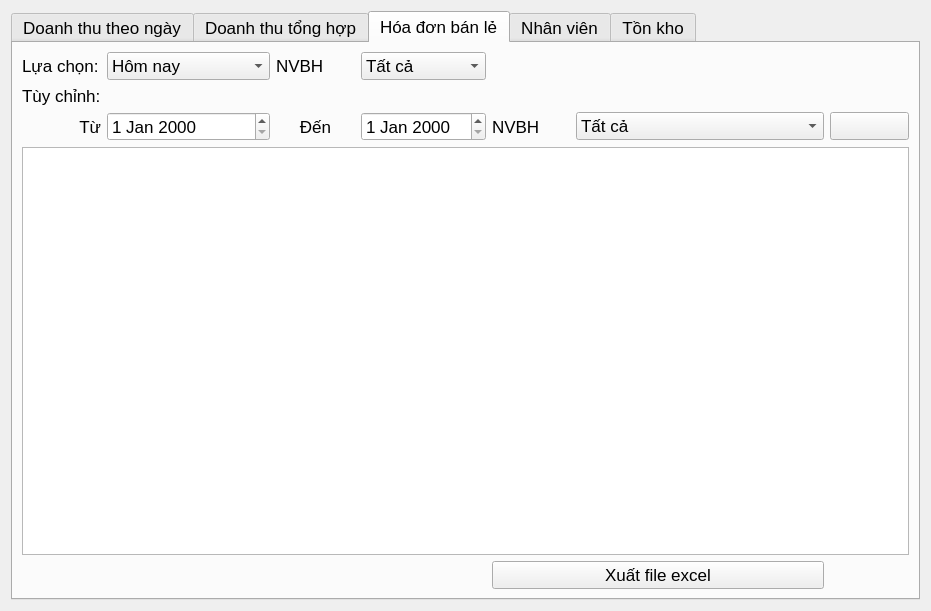
Qt form reports.ui (suofujita/nekolibro) before a commit.
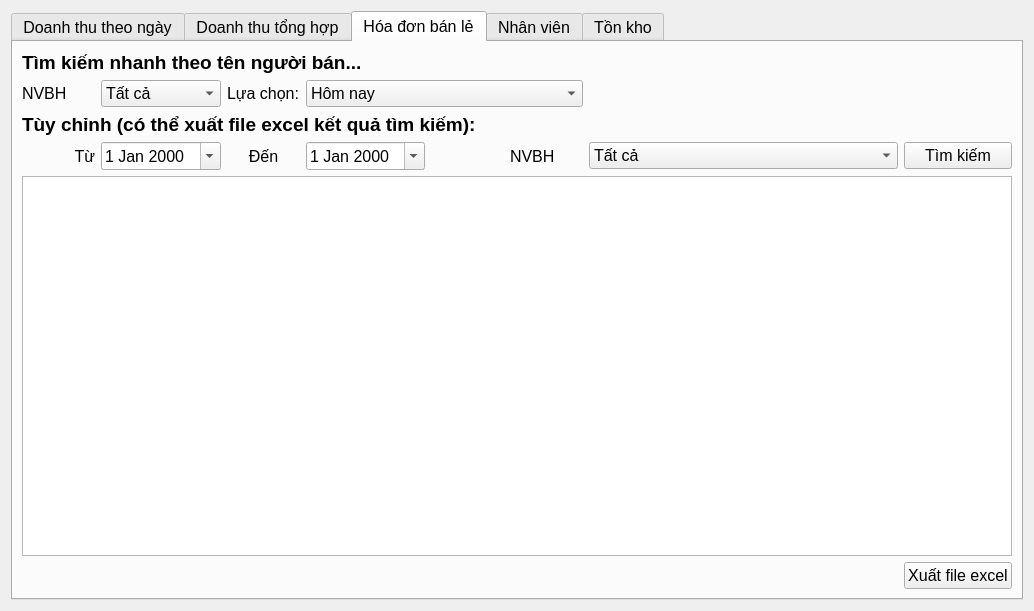
The same form after that commit. The open tabs and pages were chosen to show the change. Icons and pictures are not drawn. Custom widgets are drawn as their Qt base class.

Commit message: updated quản lý tài khoản và chi tiết hóa đơn ra file excel

Patch:
```diff
--- a/reports.ui
+++ b/reports.ui
@@ -6,7 +6,7 @@
    <rect>
     <x>0</x>
     <y>0</y>
-    <width>931</width>
+    <width>1034</width>
     <height>611</height>
    </rect>
   </property>
@@ -14,11 +14,11 @@
    <string>Form</string>
   </property>
   <layout class="QGridLayout" name="gridLayout_3">
-   <item row="0" column="0">
+   <item row="0" column="1">
     <widget class="QTabWidget" name="tabWidget">
      <property name="font">
       <font>
-       <pointsize>13</pointsize>
+       <pointsize>12</pointsize>
       </font>
      </property>
      <property name="autoFillBackground">
@@ -259,8 +259,13 @@
        <string>Hóa đơn bán lẻ</string>
       </attribute>
       <layout class="QGridLayout" name="gridLayout_6">
-       <item row="2" column="3">
+       <item row="3" column="2">
         <widget class="QLabel" name="label_11">
+         <property name="font">
+          <font>
+           <pointsize>12</pointsize>
+          </font>
+         </property>
          <property name="text">
           <string>Đến</string>
          </property>
@@ -269,8 +274,13 @@
          </property>
         </widget>
        </item>
-       <item row="2" column="6" colspan="3">
-        <widget class="QComboBox" name="seller">
+       <item row="3" column="6" colspan="4">
+        <widget class="QComboBox" name="seller_2">
+         <property name="font">
+          <font>
+           <pointsize>12</pointsize>
+          </font>
+         </property>
          <item>
           <property name="text">
            <string>Tất cả</string>
@@ -293,24 +303,15 @@
          </item>
         </widget>
        </item>
-       <item row="0" column="0">
-        <widget class="QLabel" name="label">
-         <property name="text">
-          <string>Lựa chọn:</string>
-         </property>
-        </widget>
-       </item>
-       <item row="2" column="5">
-        <widget class="QLabel" name="label_13">
-         <property name="text">
-          <string>NVBH</string>
-         </property>
-        </widget>
-       </item>
-       <item row="2" column="9">
+       <item row="3" column="10">
         <widget class="QPushButton" name="search_bill">
+         <property name="font">
+          <font>
+           <pointsize>12</pointsize>
+          </font>
+         </property>
          <property name="text">
-          <string/>
+          <string>Tìm kiếm</string>
          </property>
          <property name="icon">
           <iconset resource="galeries.qrc">
@@ -324,8 +325,159 @@
          </property>
         </widget>
        </item>
-       <item row="2" column="0">
+       <item row="1" column="3" colspan="3">
+        <widget class="QComboBox" name="select_time_bill">
+         <property name="font">
+          <font>
+           <pointsize>12</pointsize>
+          </font>
+         </property>
+         <item>
+          <property name="text">
+           <string>Hôm nay</string>
+          </property>
+         </item>
+         <item>
+          <property name="text">
+           <string>Hôm qua</string>
+          </property>
+         </item>
+         <item>
+          <property name="text">
+           <string>Tuần này</string>
+          </property>
+         </item>
+         <item>
+          <property name="text">
+           <string>Tuần trước</string>
+          </property>
+         </item>
+         <item>
+          <property name="text">
+           <string>Tháng này</string>
+          </property>
+         </item>
+         <item>
+          <property name="text">
+           <string>Tháng trước</string>
+          </property>
+         </item>
+         <item>
+          <property name="text">
+           <string>3 tháng gần đây</string>
+          </property>
+         </item>
+         <item>
+          <property name="text">
+           <string>6 tháng gần đây</string>
+          </property>
+         </item>
+         <item>
+          <property name="text">
+           <string>Năm nay</string>
+          </property>
+         </item>
+         <item>
+          <property name="text">
+           <string>Năm trước</string>
+          </property>
+         </item>
+        </widget>
+       </item>
+       <item row="0" column="0" colspan="4">
+        <widget class="QLabel" name="label_16">
+         <property name="font">
+          <font>
+           <pointsize>14</pointsize>
+           <bold>true</bold>
+          </font>
+         </property>
+         <property name="text">
+          <string>Tìm kiếm nhanh theo tên người bán...</string>
+         </property>
+        </widget>
+       </item>
+       <item row="3" column="1">
+        <widget class="QDateEdit" name="start_date_bill">
+         <property name="font">
+          <font>
+           <pointsize>12</pointsize>
+          </font>
+         </property>
+         <property name="calendarPopup">
+          <bool>true</bool>
+         </property>
+        </widget>
+       </item>
+       <item row="1" column="1">
+        <widget class="QComboBox" name="seller_1">
+         <property name="font">
+          <font>
+           <pointsize>12</pointsize>
+          </font>
+         </property>
+         <item>
+          <property name="text">
+           <string>Tất cả</string>
+          </property>
+         </item>
+         <item>
+          <property name="text">
+           <string>admin</string>
+          </property>
+         </item>
+         <item>
+          <property name="text">
+           <string>hoa.vuthinhu</string>
+          </property>
+         </item>
+         <item>
+          <property name="text">
+           <string>duy</string>
+          </property>
+         </item>
+        </widget>
+       </item>
+       <item row="3" column="3">
+        <widget class="QDateEdit" name="end_date_bill">
+         <property name="font">
+          <font>
+           <pointsize>12</pointsize>
+          </font>
+         </property>
+         <property name="calendarPopup">
+          <bool>true</bool>
+         </property>
+        </widget>
+       </item>
+       <item row="3" column="5">
+        <widget class="QLabel" name="label_13">
+         <property name="font">
+          <font>
+           <pointsize>12</pointsize>
+          </font>
+         </property>
+         <property name="text">
+          <string>NVBH</string>
+         </property>
+        </widget>
+       </item>
+       <item row="4" column="0" colspan="11">
+        <widget class="QTableWidget" name="view_bills">
+         <property name="font">
+          <font>
+           <pointsize>12</pointsize>
+          </font>
+         </property>
+        </widget>
+       </item>
+       <item row="3" column="0">
         <widget class="QLabel" name="label_10">
+         <property name="font">
+          <font>
+           <pointsize>12</pointsize>
+          </font>
+         </property>
          <property name="text">
           <string>Từ</string>
          </property>
@@ -334,55 +486,37 @@
          </property>
         </widget>
        </item>
-       <item row="2" column="4">
-        <widget class="QDateEdit" name="end_date_bill"/>
-       </item>
-       <item row="3" column="0" colspan="10">
-        <widget class="QTableWidget" name="view_bills"/>
+       <item row="1" column="2">
+        <widget class="QLabel" name="label">
+         <property name="font">
+          <font>
+           <pointsize>12</pointsize>
+          </font>
+         </property>
+         <property name="text">
+          <string>Lựa chọn:</string>
+         </property>
+        </widget>
        </item>
        <item row="1" column="0">
-        <widget class="QLabel" name="label_9">
-         <property name="text">
-          <string>Tùy chỉnh:</string>
-         </property>
-        </widget>
-       </item>
-       <item row="2" column="1" colspan="2">
-        <widget class="QDateEdit" name="start_date_bill"/>
-       </item>
-       <item row="0" column="3">
         <widget class="QLabel" name="label_12">
+         <property name="font">
+          <font>
+           <pointsize>12</pointsize>
+          </font>
+         </property>
          <property name="text">
           <string>NVBH</string>
          </property>
         </widget>
        </item>
-       <item row="0" column="4">
-        <widget class="QComboBox" name="seller_1">
-         <item>
-          <property name="text">
-           <string>Tất cả</string>
-          </property>
-         </item>
-         <item>
-          <property name="text">
-           <string>admin</string>
-          </property>
-         </item>
-         <item>
-          <property name="text">
-           <string>hoa.vuthinhu</string>
-          </property>
-         </item>
-         <item>
-          <property name="text">
-           <string>duy</string>
-          </property>
-         </item>
-        </widget>
-       </item>
-       <item row="4" column="5" colspan="4">
+       <item row="5" column="10">
         <widget class="QPushButton" name="excel_bill">
+         <property name="font">
+          <font>
+           <pointsize>12</pointsize>
+          </font>
+         </property>
          <property name="text">
           <string>Xuất file excel</string>
          </property>
@@ -398,58 +532,17 @@
          </property>
         </widget>
        </item>
-       <item row="0" column="1" colspan="2">
-        <widget class="QComboBox" name="select_time_bill">
-         <item>
-          <property name="text">
-           <string>Hôm nay</string>
-          </property>
-         </item>
-         <item>
-          <property name="text">
-           <string>Hôm qua</string>
-          </property>
-         </item>
-         <item>
-          <property name="text">
-           <string>Tuần này</string>
-          </property>
-         </item>
-         <item>
-          <property name="text">
-           <string>Tuần trước</string>
-          </property>
-         </item>
-         <item>
-          <property name="text">
-           <string>Tháng này</string>
-          </property>
-         </item>
-         <item>
-          <property name="text">
-           <string>Tháng trước</string>
-          </property>
-         </item>
-         <item>
-          <property name="text">
-           <string>3 tháng gần đây</string>
-          </property>
-         </item>
-         <item>
-          <property name="text">
-           <string>6 tháng gần đây</string>
-          </property>
-         </item>
-         <item>
-          <property name="text">
-           <string>Năm nay</string>
-          </property>
-         </item>
-         <item>
-          <property name="text">
-           <string>Năm trước</string>
-          </property>
-         </item>
+       <item row="2" column="0" colspan="6">
+        <widget class="QLabel" name="label_9">
+         <property name="font">
+          <font>
+           <pointsize>14</pointsize>
+           <bold>true</bold>
+          </font>
+         </property>
+         <property name="text">
+          <string>Tùy chỉnh (có thể xuất file excel kết quả tìm kiếm):</string>
+         </property>
         </widget>
        </item>
       </layout>
```
Left out of the diff: 261 changed lines with no effect on the pictures. The commit also changes 20 other files.
